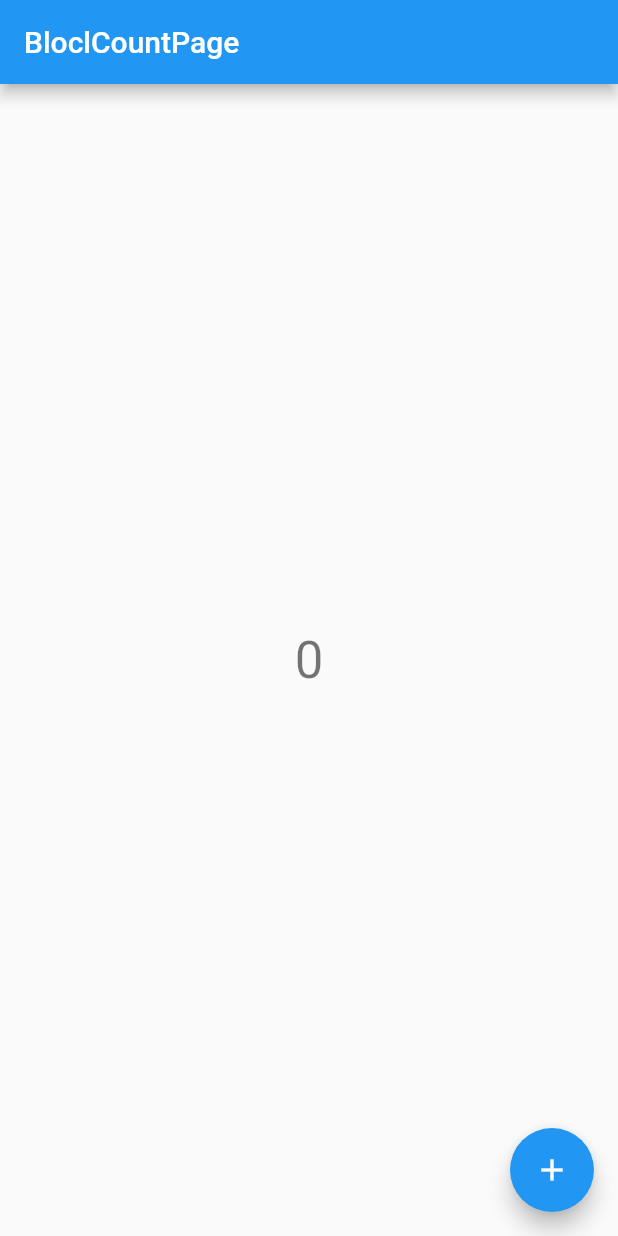
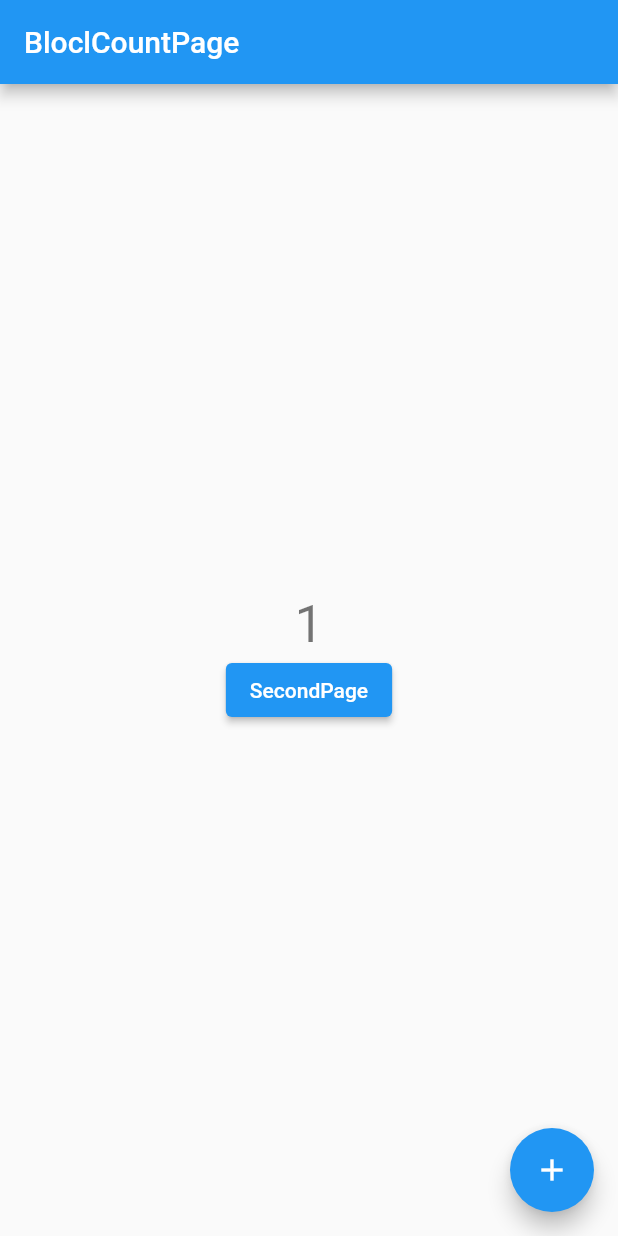
Before and after one commit to Arzymat01/block_counter, a Flutter app: the screen it shows after launch, after a tap on the "add" icon, on a phone screen of 412 x 824 dp. Run offline on Flutter 3.47's test engine with Material 2 defaults, Android fonts, the phone set to English and light mode, and no system bars; our stand-ins replace flutter_bloc.

Commit message:
Counter Bloc менен

```diff
--- a/lib/bloc/counter_block.dart
+++ b/lib/bloc/counter_block.dart
@@ -1,16 +1,23 @@
+import 'dart:developer';
+
+import 'package:block_counter/bloc/second.dart';
 import 'package:flutter/material.dart';
+import 'package:flutter_bloc/flutter_bloc.dart';
 
 class CounterWithBloc extends StatelessWidget {
   const CounterWithBloc({super.key});
 
   @override
   Widget build(BuildContext context) {
-    return MaterialApp(
-      title: 'Flutter Demo',
-      theme: ThemeData(
-        primarySwatch: Colors.blue,
+    return BlocProvider(
+      create: (context) => CounterCubit(),
+      child: MaterialApp(
+        title: 'Flutter Demo',
+        theme: ThemeData(
+          primarySwatch: Colors.blue,
+        ),
+        home: const MyHomePage(),
       ),
-      home: const MyHomePage(),
     );
   }
 }
@@ -20,6 +27,7 @@ class MyHomePage extends StatelessWidget {
 
   @override
   Widget build(BuildContext context) {
+    log('build ishtedi');
     return Scaffold(
       appBar: AppBar(
         title: const Text('BloclCountPage'),
@@ -28,17 +36,41 @@ class MyHomePage extends StatelessWidget {
         child: Column(
           mainAxisAlignment: MainAxisAlignment.center,
           children: [
-            Text(
-              '0',
-              style: Theme.of(context).textTheme.headlineMedium,
+            BlocBuilder<CounterCubit, int>(
+              builder: (context, state) {
+                log('bloc ishtedi');
+                return Text(
+                  '$state',
+                  style: Theme.of(context).textTheme.headlineMedium,
+                );
+              },
             ),
+            ElevatedButton(
+              onPressed: () {
+                Navigator.push(
+                  context,
+                  MaterialPageRoute(
+                    builder: (context) => SecondPage(),
+                  ),
+                );
+              },
+              child: const Text('SecondPage'),
+            )
           ],
         ),
       ),
       floatingActionButton: FloatingActionButton(
-        onPressed: () {},
+        onPressed: () {
+          context.read<CounterCubit>().increment();
+        },
         child: const Icon(Icons.add),
       ),
     );
   }
 }
+
+class CounterCubit extends Cubit<int> {
+  CounterCubit() : super(0);
+  increment() => emit(state + 1);
+  decrement() => emit(state - 1); //emitt-state(абылын озгортот)
+}
--- a/lib/main.dart
+++ b/lib/main.dart
@@ -1,4 +1,5 @@
 import 'package:block_counter/bloc/counter_block.dart';
+import 'package:block_counter/stateful/stateful.dart';
 
 import 'package:flutter/material.dart';
 
--- a/pubspec.yaml
+++ b/pubspec.yaml
@@ -35,6 +35,7 @@ dependencies:
   # The following adds the Cupertino Icons font to your application.
   # Use with the CupertinoIcons class for iOS style icons.
   cupertino_icons: ^1.0.2
+  flutter_bloc: ^8.1.2
 
 dev_dependencies:
   flutter_test:
```
Also changed, not shown: lib/bloc/second.dart (+37 -0 lines), lib/stateful/second.dart (+14 -3 lines), lib/stateful/stateful.dart (+12 -7 lines), pubspec.lock.
